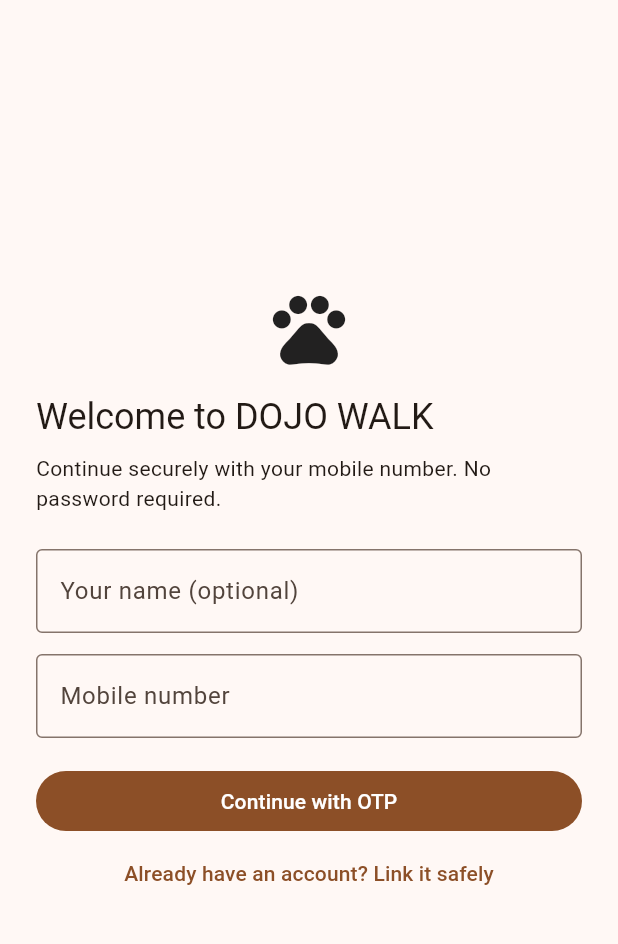
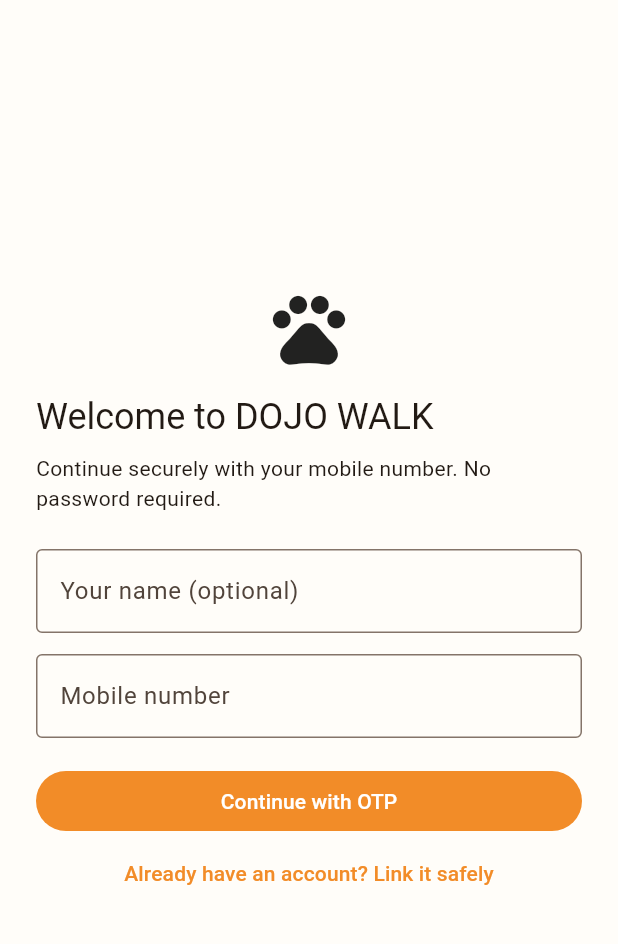
Before and after one commit to DOJOWALK/dojo-walk-walker-app, a Flutter app: the screen it shows after launch, on a phone screen of 412 x 824 dp, the part 63-1007 px from its top. Run offline on Flutter 3.47's test engine with Material 3 defaults, Android fonts, the phone set to English and light mode, and no system bars; our stand-ins replace cloud_functions, firebase_auth, firebase_core; accounts and stored records are empty.

Commit message:
Set walker app orange-primary blue-secondary theme

```diff
--- a/lib/main.dart
+++ b/lib/main.dart
@@ -30,7 +30,12 @@ class WalkerApp extends StatelessWidget {
     title: 'DOJO WALK Walker',
     debugShowCheckedModeBanner: false,
     theme: ThemeData(
-      colorSchemeSeed: const Color(0xFFFF7900),
+      colorScheme: ColorScheme.fromSeed(
+        seedColor: const Color(0xFFF28C28),
+        primary: const Color(0xFFF28C28),
+        secondary: const Color(0xFF174A78),
+        surface: const Color(0xFFFFFDF9),
+      ),
       useMaterial3: true,
       inputDecorationTheme: const InputDecorationTheme(border: OutlineInputBorder()),
     ),
```
